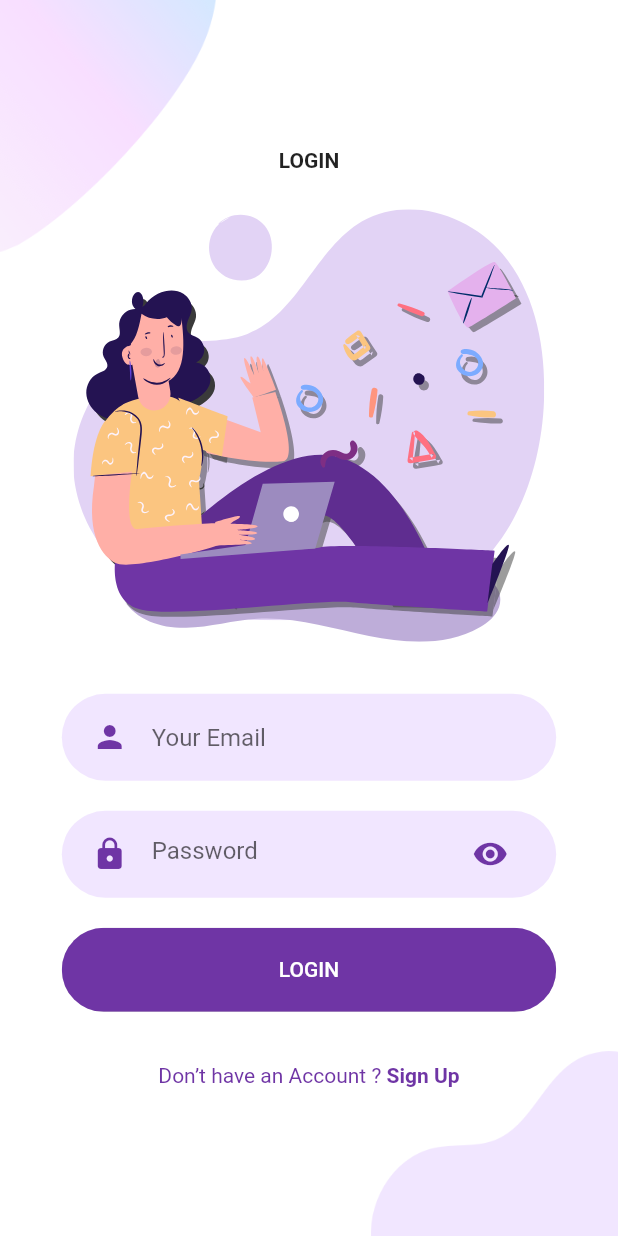
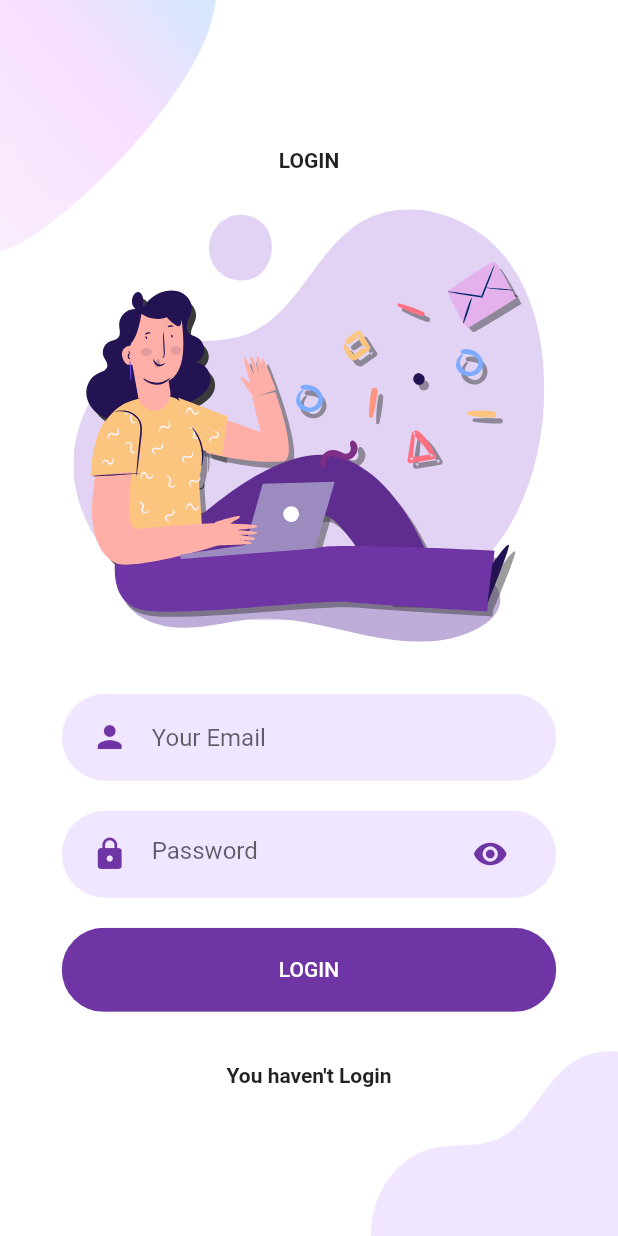
Before and after one commit to chua-dev/flutter_styled_login, a Flutter app: the LoginScreen screen opened directly, after a tap on "LOGIN", on a phone screen of 412 x 824 dp. Run offline on Flutter 3.47's test engine with Material 2 defaults, Android fonts, the phone set to English and light mode, and no system bars; our stand-ins replace flutter_svg; network calls fail.

Commit message:
done post request

```diff
--- a/lib/Screens/Login/components/body.dart
+++ b/lib/Screens/Login/components/body.dart
@@ -7,6 +7,8 @@ import 'package:flutter_auth/components/rounded_input_field.dart';
 import 'package:flutter_auth/components/rounded_password_field.dart';
 import 'package:flutter_svg/svg.dart';
 import 'package:flutter_auth/Screens/Services/authentication_service.dart';
+import 'package:http/http.dart';
+import 'dart:convert';
 
 class Body extends StatelessWidget {
   const Body({
@@ -15,6 +17,7 @@ class Body extends StatelessWidget {
 
   @override
   Widget build(BuildContext context) {
+    var currentUser;
     Size size = MediaQuery.of(context).size;
     return Background(
       child: SingleChildScrollView(
@@ -40,11 +43,20 @@ class Body extends StatelessWidget {
             ),
             RoundedButton(
               text: "LOGIN",
-              press: () {},
+              press: () async {
+                Response res = await AuthenticationService().signIn('amsyar@p2digital.com', 'P@ssword2');
+                final jsonBody = json.decode(res.body);
+                print('Json Body');
+                print(jsonBody['status']);
+                currentUser = jsonBody['user'];
+                print('Current User');
+                print(currentUser);
+                print(currentUser['name']);
+              },
             ),
 
             SizedBox(height: size.height * 0.03),
-            AlreadyHaveAnAccountCheck(
+            /*AlreadyHaveAnAccountCheck(
               press: () {
                 Navigator.push(
                   context,
@@ -55,7 +67,12 @@ class Body extends StatelessWidget {
                   ),
                 );
               },
-            ),
+            ),*/
+            Text("You haven't Login",
+              textAlign: TextAlign.center,
+              overflow: TextOverflow.ellipsis,
+              style: const TextStyle(fontWeight: FontWeight.bold),
+            )
           ],
         ),
       ),
--- a/lib/Screens/Services/authentication_service.dart
+++ b/lib/Screens/Services/authentication_service.dart
@@ -1,14 +1,26 @@
+import 'dart:io';
 import 'dart:convert';
 import 'package:flutter/cupertino.dart';
 import 'package:http/http.dart';
 
+import '../../main.dart';
+
 class AuthenticationService {
   String destinationUrl = 'https://tkeeper.net/face/face_a';
-  String authHeaders = 'empty';
+  String authToken = 'Bq123wweUi31';
 
-  Future<Response> signIn({String email, String password}) async {
+
+  Future<Response> signIn (String email, String password) async {
+    // For Development Testing ONLY, Delete when deploy
+    HttpOverrides.global = MyHttpOverrides();
+    final Map<String, String> tokenData = {
+      'Authorization': authToken,
+      'Accept': '*/*',
+    };
+
+
     Response res = await post(Uri.parse(destinationUrl),
-      headers: <String, String>{'authorization': authHeaders},
+      headers: tokenData,
       body: {
         "api_key": 'z8P09iOyu',
         "username": email,
--- a/lib/main.dart
+++ b/lib/main.dart
@@ -1,3 +1,5 @@
+import 'dart:io';
+
 import 'package:flutter/material.dart';
 import 'package:flutter_auth/Screens/Welcome/welcome_screen.dart';
 import 'package:flutter_auth/constants.dart';
@@ -19,3 +21,11 @@ class MyApp extends StatelessWidget {
     );
   }
 }
+
+class MyHttpOverrides extends HttpOverrides{
+  @override
+  HttpClient createHttpClient(SecurityContext context){
+    return super.createHttpClient(context)
+      ..badCertificateCallback = (X509Certificate cert, String host, int port)=> true;
+  }
+}
```
